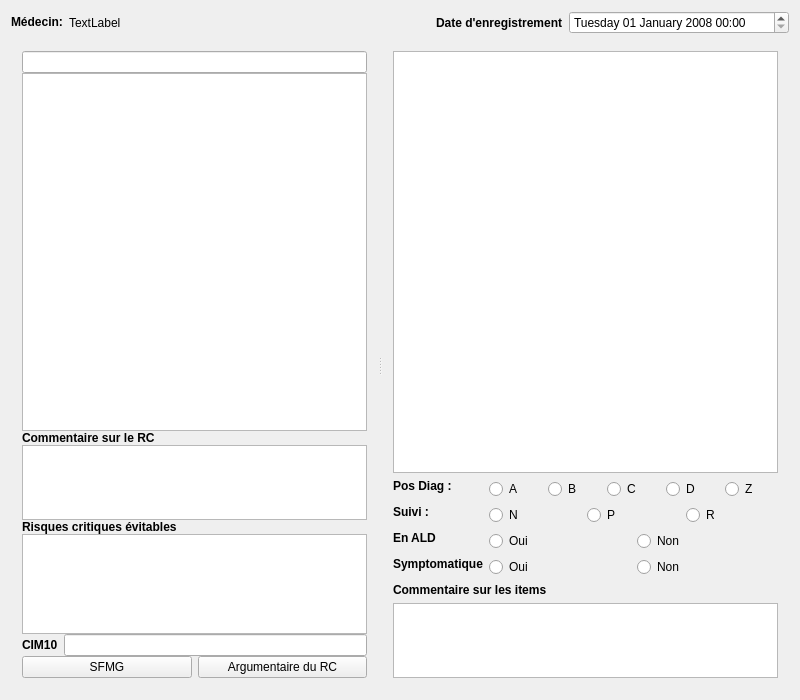
Above: freedrc/plugins/edrcplugin/widgets/rceditorwidget.ui from FreeHealth/freehealth before the change. Below: the same form after it.
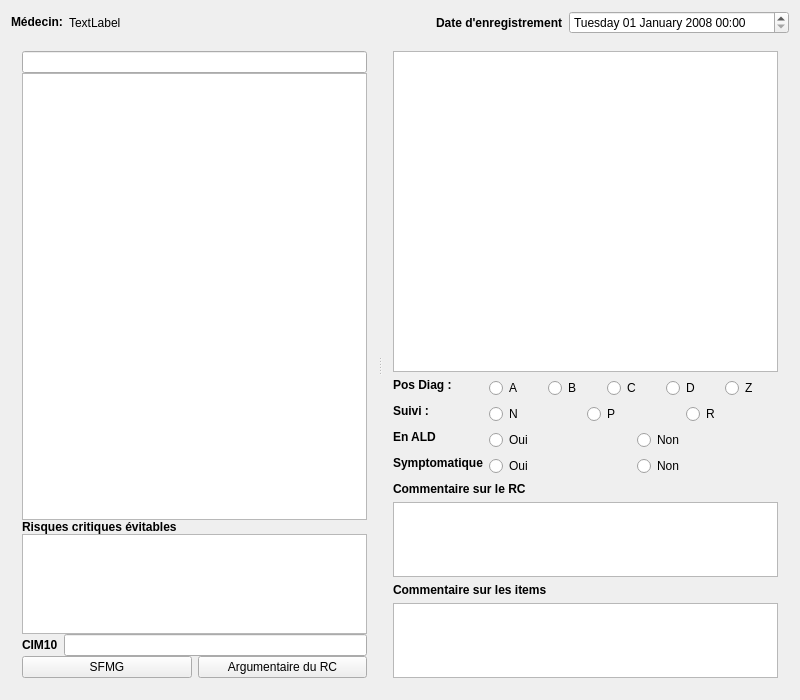
That is the form after the change. Custom widgets are drawn as their Qt base class.

```diff
--- a/freedrc/plugins/edrcplugin/widgets/rceditorwidget.ui
+++ b/freedrc/plugins/edrcplugin/widgets/rceditorwidget.ui
@@ -184,29 +184,6 @@
          </property>
         </widget>
        </item>
-       <item>
-        <widget class="QLabel" name="label_9">
-         <property name="font">
-          <font>
-           <weight>75</weight>
-           <bold>true</bold>
-          </font>
-         </property>
-         <property name="text">
-          <string>Commentaire sur le RC</string>
-         </property>
-        </widget>
-       </item>
-       <item>
-        <widget class="QPlainTextEdit" name="commentRC">
-         <property name="maximumSize">
-          <size>
-           <width>16777215</width>
-           <height>75</height>
-          </size>
-         </property>
-        </widget>
-       </item>
        <item>
         <widget class="QLabel" name="textLabel7">
          <property name="font">
@@ -496,6 +473,29 @@
          </item>
         </layout>
        </item>
+       <item>
+        <widget class="QLabel" name="label_9">
+         <property name="font">
+          <font>
+           <weight>75</weight>
+           <bold>true</bold>
+          </font>
+         </property>
+         <property name="text">
+          <string>Commentaire sur le RC</string>
+         </property>
+        </widget>
+       </item>
+       <item>
+        <widget class="QPlainTextEdit" name="commentRC">
+         <property name="maximumSize">
+          <size>
+           <width>16777215</width>
+           <height>75</height>
+          </size>
+         </property>
+        </widget>
+       </item>
        <item>
         <widget class="QLabel" name="label_7">
          <property name="font">
```
Left out of the diff: 2 changed lines with no effect on the pictures.
